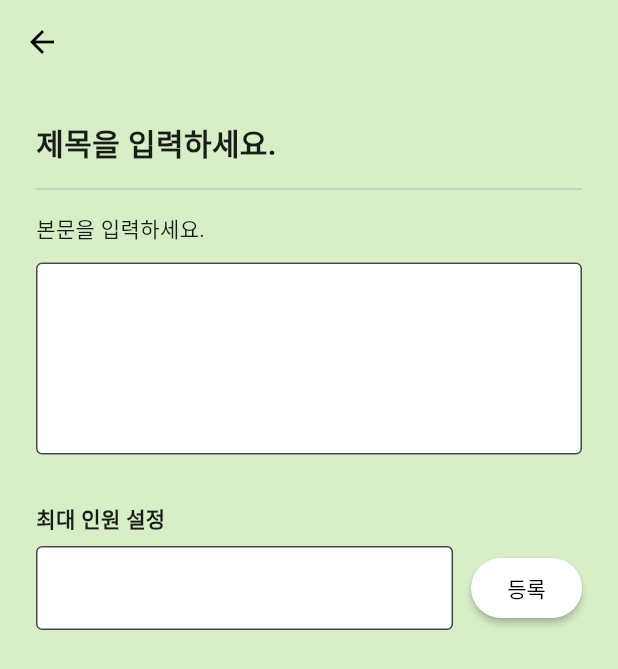
After one commit to givemenickname/khuton, a Flutter app: the screen it shows after launch, after a tap on the "edit" icon, on a phone screen of 412 x 824 dp. The commit adds this screen. Shown: the top 669 px of the screen. Run offline on Flutter 3.47's test engine with Material 3 defaults, Android fonts, the light colour scheme and no system bars; our stand-ins replace firebase_core; accounts and stored records are empty; network calls fail.

Commit message:
Merge master into last and resolved conflicts

```diff
--- a/OneDrive/바탕 화면/khuton-yuna2/khuthon/lib/main.dart
+++ b/OneDrive/바탕 화면/khuton-yuna2/khuthon/lib/main.dart
@@ -1,7 +1,8 @@
 import 'package:flutter/material.dart';
 import 'package:firebase_core/firebase_core.dart';
+import 'package:khuthon/main_page.dart';
 import 'firebase_options.dart';
-import 'splash.dart';
+import 'main_page.dart';
 
 void main() async {
   WidgetsFlutterBinding.ensureInitialized();
@@ -23,7 +24,7 @@ class MyApp extends StatelessWidget {
         colorScheme: ColorScheme.fromSeed(seedColor: Colors.green),
         useMaterial3: true,
       ),
-      home: const SplashScreen(),
+      home: MainScreen(),
     );
   }
 }
--- /dev/null
+++ b/OneDrive/바탕 화면/khuton-yuna2/khuthon/lib/post_create.dart
@@ -0,0 +1,79 @@
+import 'package:flutter/material.dart';
+
+class PostCreatePage extends StatelessWidget {
+  const PostCreatePage({super.key});
+
+  @override
+  Widget build(BuildContext context) {
+    final titleController = TextEditingController();
+    final contentController = TextEditingController();
+    final maxPeopleController = TextEditingController();
+
+    return Scaffold(
+      backgroundColor: const Color(0xFFD7EEC6),
+      appBar: AppBar(
+        backgroundColor: const Color(0xFFD7EEC6),
+        elevation: 0,
+        leading: IconButton(
+          icon: const Icon(Icons.arrow_back, color: Colors.black),
+          onPressed: () => Navigator.pop(context),
+        ),
+      ),
+      body: Padding(
+        padding: const EdgeInsets.all(24),
+        child: Column(
+          crossAxisAlignment: CrossAxisAlignment.start,
+          children: [
+            const Text("제목을 입력하세요.",
+                style: TextStyle(fontSize: 20, fontWeight: FontWeight.bold)),
+            const Divider(height: 32),
+            const Text("본문을 입력하세요."),
+            const SizedBox(height: 12),
+            TextField(
+              controller: contentController,
+              maxLines: 4,
+              decoration: const InputDecoration(
+                filled: true,
+                fillColor: Colors.white,
+                border: OutlineInputBorder(),
+              ),
+            ),
+            const SizedBox(height: 32),
+            const Text("최대 인원 설정",
+                style: TextStyle(fontWeight: FontWeight.bold)),
+            const SizedBox(height: 8),
+            Row(
+              children: [
+                Expanded(
+                  child: TextField(
+                    controller: maxPeopleController,
+                    keyboardType: TextInputType.number,
+                    decoration: const InputDecoration(
+                      filled: true,
+                      fillColor: Colors.white,
+                      border: OutlineInputBorder(),
+                    ),
+                  ),
+                ),
+                const SizedBox(width: 12),
+                ElevatedButton(
+                  onPressed: () {
+                    // TODO: 글 등록 처리
+                    print("📨 글 등록됨");
+                    Navigator.pop(context);
+                  },
+                  style: ElevatedButton.styleFrom(
+                    backgroundColor: Colors.white,
+                    elevation: 2,
+                  ),
+                  child:
+                  const Text("등록", style: TextStyle(color: Colors.black)),
+                )
+              ],
+            )
+          ],
+        ),
+      ),
+    );
+  }
+}
--- a/OneDrive/바탕 화면/khuton-yuna2/khuthon/pubspec.yaml
+++ b/OneDrive/바탕 화면/khuton-yuna2/khuthon/pubspec.yaml
@@ -39,6 +39,7 @@ dependencies:
 dev_dependencies:
   flutter_test:
     sdk: flutter
+  http: ^0.13.5
 
   # The "flutter_lints" package below contains a set of recommended lints to
   # encourage good coding practices. The lint set provided by the package is
```
Also changed, not shown: OneDrive/바탕 화면/khuton-yuna2/khuthon/lib/chat_room.dart (added, +111 -0 lines), OneDrive/바탕 화면/khuton-yuna2/khuthon/lib/login.dart (+21 -5 lines), OneDrive/바탕 화면/khuton-yuna2/khuthon/lib/main_page.dart (+23 -3 lines), OneDrive/바탕 화면/khuton-yuna2/khuthon/lib/notification_page.dart (added, +87 -0 lines), OneDrive/바탕 화면/khuton-yuna2/khuthon/lib/register.dart (+26 -2 lines), OneDrive/바탕 화면/khuton-yuna2/khuthon/lib/screens/chat_list_page.dart (added, +35 -0 lines), OneDrive/바탕 화면/khuton-yuna2/khuthon/pubspec.lock.
